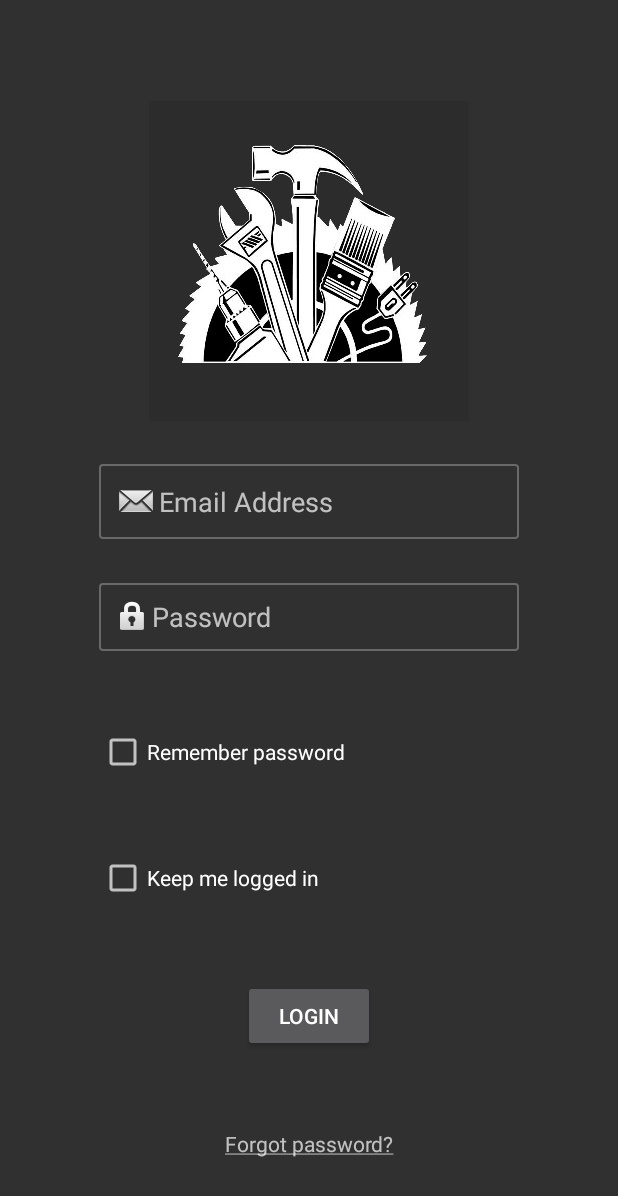
After one commit to Lanceofthedead/FixItPH, an Android app: the LogInActivity screen opened directly, with no data from a screen before it, on a phone screen of 412 x 824 dp. The commit adds this screen. Shown: the top 1196 px of the screen. Run offline under Robolectric (Android 15) with nearby library versions, the phone set to English and light mode, and no system bars.

Commit message:
Version 1.1 -Added icon images in edit_texts -Added pop up window after clicking register button -Added continue to login link -Added "Go Here" link to login screen -Added log in screen

```diff
--- /dev/null
+++ b/app/src/main/java/com/lanceofthedead/fixitph/LogInActivity.java
@@ -0,0 +1,13 @@
+package com.lanceofthedead.fixitph;
+
+import android.support.v7.app.AppCompatActivity;
+import android.os.Bundle;
+
+public class LogInActivity extends AppCompatActivity {
+
+    @Override
+    protected void onCreate(Bundle savedInstanceState) {
+        super.onCreate(savedInstanceState);
+        setContentView(R.layout.activity_log_in);
+    }
+}
--- /dev/null
+++ b/app/src/main/res/layout/activity_log_in.xml
@@ -0,0 +1,107 @@
+<?xml version="1.0" encoding="utf-8"?>
+<android.support.constraint.ConstraintLayout xmlns:android="http://schemas.android.com/apk/res/android"
+    xmlns:app="http://schemas.android.com/apk/res-auto"
+    xmlns:tools="http://schemas.android.com/tools"
+    android:layout_width="match_parent"
+    android:layout_height="match_parent"
+    tools:context="com.lanceofthedead.fixitph.LogInActivity">
+
+
+    <ImageView
+        android:id="@+id/imageView4"
+        android:layout_width="wrap_content"
+        android:layout_height="wrap_content"
+        android:layout_marginBottom="8dp"
+        android:layout_marginEnd="8dp"
+        android:layout_marginStart="8dp"
+        android:layout_marginTop="8dp"
+        app:layout_constraintBottom_toBottomOf="parent"
+        app:layout_constraintEnd_toEndOf="parent"
+        app:layout_constraintStart_toStartOf="parent"
+        app:layout_constraintTop_toTopOf="parent"
+        app:layout_constraintVertical_bias="0.100000024"
+        app:srcCompat="@drawable/ic_logo" />
+
+    <EditText
+        android:id="@+id/edit_text_login_email"
+        android:layout_width="280dp"
+        android:layout_height="wrap_content"
+        android:layout_marginBottom="8dp"
+        android:layout_marginEnd="8dp"
+        android:layout_marginStart="8dp"
+        android:layout_marginTop="8dp"
+        android:background="@drawable/edit_text_border"
+        android:drawableLeft="@android:drawable/sym_action_email"
+        android:ems="10"
+        android:hint="Email Address"
+        android:inputType="textEmailAddress"
+        app:layout_constraintBottom_toTopOf="@+id/edit_text_login_password"
+        app:layout_constraintEnd_toEndOf="parent"
+        app:layout_constraintStart_toStartOf="parent"
+        app:layout_constraintTop_toBottomOf="@+id/imageView4" />
+
+    <EditText
+        android:id="@+id/edit_text_login_password"
+        android:layout_width="280dp"
+        android:layout_height="wrap_content"
+        android:layout_marginTop="64dp"
+        android:background="@drawable/edit_text_border"
+        android:drawableLeft="@android:drawable/ic_lock_idle_lock"
+        android:ems="10"
+        android:hint="Password"
+        android:inputType="textPassword"
+        app:layout_constraintBottom_toTopOf="@+id/checkbox_remember_password"
+        app:layout_constraintEnd_toEndOf="@+id/edit_text_login_email"
+        app:layout_constraintStart_toStartOf="@+id/edit_text_login_email"
+        app:layout_constraintTop_toBottomOf="@+id/imageView4" />
+
+    <CheckBox
+        android:id="@+id/checkbox_remember_password"
+        android:layout_width="wrap_content"
+        android:layout_height="wrap_content"
+        android:layout_marginTop="8dp"
+        android:text="Remember password"
+        app:layout_constraintBottom_toTopOf="@+id/checkbox_keep_me_logged"
+        app:layout_constraintStart_toStartOf="@+id/edit_text_login_password"
+        app:layout_constraintTop_toBottomOf="@+id/edit_text_login_password" />
+
+    <CheckBox
+        android:id="@+id/checkbox_keep_me_logged"
+        android:layout_width="wrap_content"
+        android:layout_height="wrap_content"
+        android:layout_marginTop="8dp"
+        android:text="Keep me logged in"
+        app:layout_constraintBottom_toTopOf="@+id/button_login"
+        app:layout_constraintEnd_toEndOf="@+id/checkbox_remember_password"
+        app:layout_constraintHorizontal_bias="0.0"
+        app:layout_constraintStart_toStartOf="@+id/checkbox_remember_password"
+        app:layout_constraintTop_toBottomOf="@+id/checkbox_remember_password" />
+
+    <Button
+        android:id="@+id/button_login"
+        android:layout_width="wrap_content"
+        android:layout_height="wrap_content"
+        android:layout_marginEnd="8dp"
+        android:layout_marginStart="8dp"
+        android:layout_marginTop="8dp"
+        android:text="Login"
+        app:layout_constraintBottom_toTopOf="@+id/textView14"
+        app:layout_constraintEnd_toEndOf="parent"
+        app:layout_constraintStart_toStartOf="parent"
+        app:layout_constraintTop_toBottomOf="@+id/checkbox_keep_me_logged" />
+
+    <TextView
+        android:id="@+id/textView14"
+        android:layout_width="wrap_content"
+        android:layout_height="wrap_content"
+        android:layout_marginBottom="8dp"
+        android:layout_marginEnd="8dp"
+        android:layout_marginStart="8dp"
+        android:layout_marginTop="8dp"
+        android:text="@string/tv_forgot_password"
+        app:layout_constraintBottom_toBottomOf="parent"
+        app:layout_constraintEnd_toEndOf="@+id/button_login"
+        app:layout_constraintStart_toStartOf="@+id/button_login"
+        app:layout_constraintTop_toBottomOf="@+id/button_login" />
+
+</android.support.constraint.ConstraintLayout>
--- a/app/src/main/res/layout/activity_main.xml
+++ b/app/src/main/res/layout/activity_main.xml
@@ -73,7 +73,8 @@
         android:layout_marginEnd="94dp"
         android:layout_marginStart="2dp"
         android:clickable="true"
-        android:text="Go HERE"
+        android:onClick="goHere"
+        android:text="@string/tv_go_here"
         android:textStyle="bold"
         app:layout_constraintEnd_toEndOf="parent"
         app:layout_constraintStart_toEndOf="@+id/textView2"
--- a/app/src/main/res/values/strings.xml
+++ b/app/src/main/res/values/strings.xml
@@ -1,3 +1,6 @@
 <resources>
     <string name="app_name">FixIt PH</string>
+    <string name="tv_go_here"><u><b>Go Here</b></u></string>
+    <string name="tv_continue_to_login"><u>Continue to Login</u></string>
+    <string name="tv_forgot_password"><u>Forgot password?</u></string>
 </resources>
--- a/app/src/main/res/values/styles.xml
+++ b/app/src/main/res/values/styles.xml
@@ -8,4 +8,9 @@
         <item name="colorAccent">@color/colorAccent</item>
     </style>
 
+    <style name="AppTheme.CustomThemeForPopUp">
+        <item name="android:windowIsTranslucent">true</item>
+        <item name="android:windowCloseOnTouchOutside">false</item>
+    </style>
+
 </resources>
```
Also changed, not shown: app/src/main/AndroidManifest.xml (+8 -4 lines), app/src/main/java/com/lanceofthedead/fixitph/MainActivity.java (+22 -5 lines), app/src/main/java/com/lanceofthedead/fixitph/RegistrationActivity.java (+6 -6 lines), app/src/main/java/com/lanceofthedead/fixitph/RegistrationActivity2.java (+20 -23 lines), app/src/main/java/com/lanceofthedead/fixitph/RegistrationPopUpActivity.java (added, +48 -0 lines), app/src/main/java/com/lanceofthedead/fixitph/RegistrationSummaryActivity.java (+19 -4 lines), app/src/main/res/layout/activity_registration.xml (+8 -4 lines), app/src/main/res/layout/activity_registration_pop_up.xml (added, +86 -0 lines).
